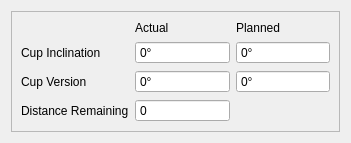
Above: Apps/THA/view/CupImpactionParameterGadget.ui from wuzhuobin/MITK-Project before the change. Below: the same form after it.
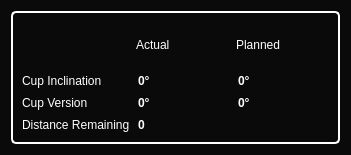
That is the form after the change.

Commit message: Add xyz transform button for cup impaction

Diff of the .ui file:
```diff
--- a/Apps/THA/view/CupImpactionParameterGadget.ui
+++ b/Apps/THA/view/CupImpactionParameterGadget.ui
@@ -7,15 +7,25 @@
     <x>0</x>
     <y>0</y>
     <width>351</width>
-    <height>129</height>
+    <height>155</height>
    </rect>
   </property>
   <property name="windowTitle">
    <string>CupImpactionParameterGadget</string>
   </property>
+  <property name="styleSheet">
+   <string notr="true">background:#0a0a0a;</string>
+  </property>
   <layout class="QVBoxLayout" name="verticalLayout">
    <item>
     <widget class="QFrame" name="frame">
+     <property name="styleSheet">
+      <string notr="true">.QFrame {
+  background-color: transparent;
+  border: 2px solid white; 
+  border-radius: 5px;
+}</string>
+     </property>
      <property name="frameShape">
       <enum>QFrame::StyledPanel</enum>
      </property>
@@ -25,13 +35,28 @@
      <layout class="QGridLayout" name="gridLayout">
       <item row="0" column="2">
        <widget class="QLabel" name="label_2">
+        <property name="styleSheet">
+         <string notr="true">.QLabel {
+  color:white;
+  background-color:transparent;
+} </string>
+        </property>
         <property name="text">
          <string>Planned</string>
         </property>
        </widget>
       </item>
       <item row="4" column="1">
-       <widget class="QSpinBox" name="spinBox_4">
+       <widget class="QSpinBox" name="spinBoActualxCupVersion">
+        <property name="styleSheet">
+         <string notr="true">QSpinBox{
+color:white; 
+border-radius: 5px;
+background-color: transparent;
+font:25px 'Arial';
+font-weight: bold;
+}</string>
+        </property>
         <property name="frame">
          <bool>true</bool>
         </property>
@@ -48,6 +73,12 @@
       </item>
       <item row="0" column="1">
        <widget class="QLabel" name="label">
+        <property name="styleSheet">
+         <string notr="true">.QLabel {
+  color:white;
+  background-color:transparent;
+} </string>
+        </property>
         <property name="text">
          <string>Actual</string>
         </property>
@@ -55,13 +86,28 @@
       </item>
       <item row="4" column="0">
        <widget class="QLabel" name="label_4">
+        <property name="styleSheet">
+         <string notr="true">.QLabel {
+  color:white;
+  background-color:transparent;
+} </string>
+        </property>
         <property name="text">
          <string>Cup Version</string>
         </property>
        </widget>
       </item>
       <item row="4" column="2">
-       <widget class="QSpinBox" name="spinBox_3">
+       <widget class="QSpinBox" name="spinBoxPlannedCupVersion">
+        <property name="styleSheet">
+         <string notr="true">QSpinBox{
+color:white; 
+border-radius: 5px;
+background-color: transparent;
+font:25px 'Arial';
+font-weight: bold;
+}</string>
+        </property>
         <property name="frame">
          <bool>true</bool>
         </property>
@@ -78,13 +124,28 @@
       </item>
       <item row="5" column="0">
        <widget class="QLabel" name="label_5">
+        <property name="styleSheet">
+         <string notr="true">.QLabel {
+  color:white;
+  background-color:transparent;
+} </string>
+        </property>
         <property name="text">
          <string>Distance Remaining</string>
         </property>
        </widget>
       </item>
       <item row="5" column="1">
-       <widget class="QSpinBox" name="spinBox_5">
+       <widget class="QSpinBox" name="spinBoxActualDistanceRemaining">
+        <property name="styleSheet">
+         <string notr="true">QSpinBox{
+color:white; 
+border-radius: 5px;
+background-color: transparent;
+font:25px 'Arial';
+font-weight: bold;
+}</string>
+        </property>
         <property name="frame">
          <bool>true</bool>
         </property>
@@ -97,7 +158,16 @@
        </widget>
       </item>
       <item row="3" column="2">
-       <widget class="QSpinBox" name="spinBox_2">
+       <widget class="QSpinBox" name="spinBoxPlannedCupInclination">
+        <property name="styleSheet">
+         <string notr="true">QSpinBox{
+color:white; 
+border-radius: 5px;
+background-color: transparent;
+font:25px 'Arial';
+font-weight: bold;
+}</string>
+        </property>
         <property name="frame">
          <bool>true</bool>
         </property>
@@ -113,7 +183,16 @@
        </widget>
       </item>
       <item row="3" column="1">
-       <widget class="QSpinBox" name="spinBox">
+       <widget class="QSpinBox" name="spinBoxActualCupInclination">
+        <property name="styleSheet">
+         <string notr="true">QSpinBox{
+color:white; 
+border-radius: 5px;
+background-color: transparent;
+font:25px 'Arial';
+font-weight: bold;
+}</string>
+        </property>
         <property name="frame">
          <bool>true</bool>
         </property>
@@ -130,6 +209,12 @@
       </item>
       <item row="3" column="0">
        <widget class="QLabel" name="label_3">
+        <property name="styleSheet">
+         <string notr="true">.QLabel {
+  color:white;
+  background-color:transparent;
+} </string>
+        </property>
         <property name="text">
          <string>Cup Inclination</string>
         </property>
```
The commit also changes 4 other files.
